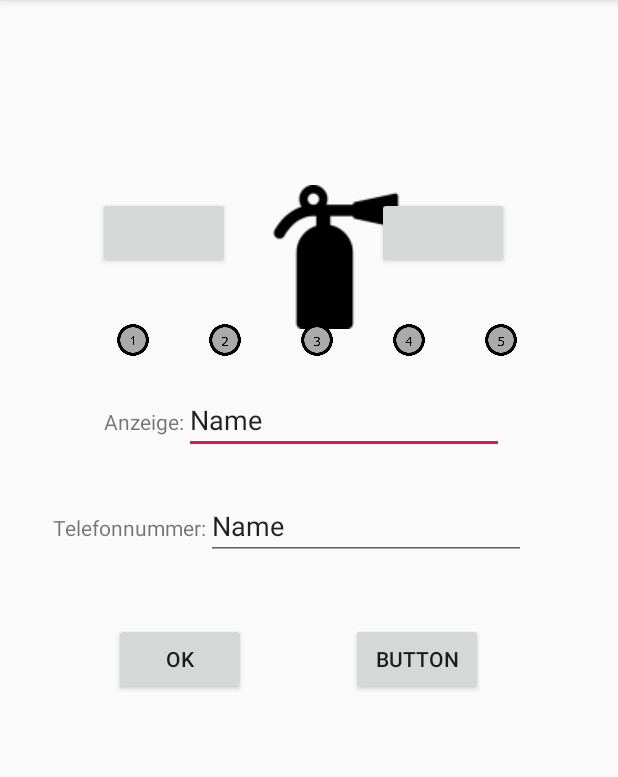
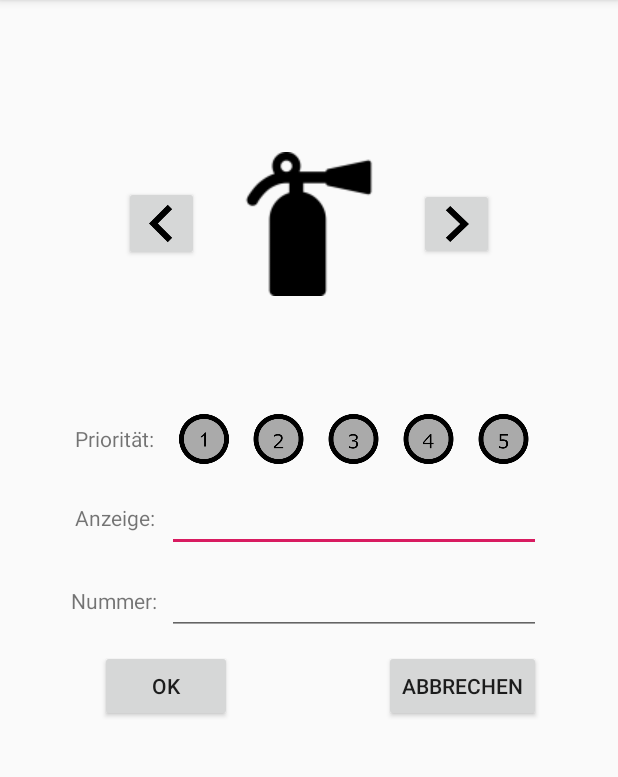
Before and after one commit to MartinBartolome/SafeLifeMonitor, an Android app: the ContactProperties screen opened directly, with no data from a screen before it, on a phone screen of 412 x 824 dp, the part 84-861 px from its top. Run offline under Robolectric (Android 15) with nearby library versions, the phone set to English and light mode, and no system bars; 6 statements that could not run were skipped.

Commit message:
überarbeitung gui

```diff
--- a/app/src/main/java/schutzengel/com/safelifemonitor/Core/Workflows/Workflow.java
+++ b/app/src/main/java/schutzengel/com/safelifemonitor/Core/Workflows/Workflow.java
@@ -57,7 +57,7 @@ public abstract class Workflow extends schutzengel.com.safelifemonitor.Core.Thre
         {
             this.state = State.Running;
             Boolean shallExit = false;
-            while ((!shallExit)|| (State.Running == this.state)) {
+            while ((!shallExit) && (State.Running == this.state)) {
                 shallExit = running();
             }
         } catch (Exception exception) {
--- a/app/src/main/java/schutzengel/com/safelifemonitor/Database/Drivers/SQLite/Driver.java
+++ b/app/src/main/java/schutzengel/com/safelifemonitor/Database/Drivers/SQLite/Driver.java
@@ -55,7 +55,8 @@ public class Driver extends SQLiteOpenHelper implements IDriver {
 
     @Override
     public void insertContact(ContactProperties contact) {
-        sqLiteDatabase = getWritableDatabase();
+        if(sqLiteDatabase == null || sqLiteDatabase.isReadOnly())
+            sqLiteDatabase = getWritableDatabase();
         ContentValues contentValue = new ContentValues();
         contentValue.put(ContactProperties.col_Priority,contact.getPriority().ordinal());
         contentValue.put(ContactProperties.col_Icon,contact.getIcon().ordinal());
--- a/app/src/main/res/layout/contact_properties.xml
+++ b/app/src/main/res/layout/contact_properties.xml
@@ -6,62 +6,74 @@
     android:layout_height="match_parent"
     tools:context=".HMI.ContactProperties">
 
+    <LinearLayout
+        android:layout_width="409dp"
+        android:layout_height="729dp"
+        android:layout_marginStart="1dp"
+        android:layout_marginLeft="1dp"
+        android:layout_marginTop="1dp"
+        android:orientation="vertical"
+        app:layout_constraintStart_toStartOf="parent"
+        app:layout_constraintTop_toTopOf="parent">
+
+        <LinearLayout
+            android:layout_width="match_parent"
+            android:layout_height="wrap_content"
+            android:layout_marginTop="100dp"
+            android:gravity="center"
+            android:orientation="horizontal">
+
+            <Button
+                android:id="@+id/ButtonLeft"
+                android:layout_width="50dp"
+                android:layout_height="50dp"
+                android:foreground="@drawable/nav_left"
+                android:onClick="LeftImage"
+                android:text=""
+                tools:layout_editor_absoluteX="36dp"
+                tools:layout_editor_absoluteY="436dp" />
+
             <ImageView
                 android:id="@+id/ContactImage"
                 android:layout_width="wrap_content"
                 android:layout_height="wrap_content"
-        android:layout_marginStart="176dp"
-        android:layout_marginLeft="176dp"
-        android:layout_marginTop="123dp"
-        app:layout_constraintStart_toStartOf="parent"
-        app:layout_constraintTop_toTopOf="parent"
-        app:srcCompat="@drawable/firefighter" />
-
-    <Button
-        android:id="@+id/ButtonLeft"
-        android:layout_width="wrap_content"
-        android:layout_height="wrap_content"
-        android:layout_marginStart="65dp"
-        android:layout_marginLeft="65dp"
-        android:layout_marginTop="131dp"
-        android:onClick="LeftImage"
-        android:text=""
-        app:layout_constraintStart_toStartOf="parent"
-        app:layout_constraintTop_toTopOf="parent" />
+                android:layout_marginLeft="25dp"
+                android:layout_marginRight="25dp"
+                app:srcCompat="@drawable/firefighter"
+                tools:layout_editor_absoluteX="116dp"
+                tools:layout_editor_absoluteY="385dp" />
 
             <Button
                 android:id="@+id/ButtonRight"
-        android:layout_width="wrap_content"
+                android:layout_width="50dp"
                 android:layout_height="wrap_content"
-        android:layout_marginStart="251dp"
-        android:layout_marginLeft="251dp"
-        android:layout_marginTop="131dp"
+                android:foreground="@drawable/nav_right"
                 android:onClick="RightImage"
                 android:text=""
-        app:layout_constraintStart_toStartOf="parent"
-        app:layout_constraintTop_toTopOf="parent" />
+                tools:layout_editor_absoluteX="274dp"
+                tools:layout_editor_absoluteY="402dp" />
+        </LinearLayout>
 
         <LinearLayout
-        android:layout_width="302dp"
-        android:layout_height="25dp"
-        android:layout_marginStart="58dp"
-        android:layout_marginLeft="58dp"
-        android:layout_marginTop="214dp"
-        android:orientation="horizontal"
-        app:layout_constraintStart_toStartOf="parent"
-        app:layout_constraintTop_toTopOf="parent">
+            android:layout_width="match_parent"
+            android:layout_height="wrap_content"
+            android:layout_marginLeft="40dp"
+            android:layout_marginTop="75dp"
+            android:layout_marginRight="50dp"
+            android:orientation="horizontal">
 
             <TextView
                 android:id="@+id/textView"
-            android:layout_width="126dp"
+                android:layout_width="70dp"
                 android:layout_height="match_parent"
-            android:layout_weight="1"
-            android:text="Priorität:" />
+                android:layout_weight="0"
+                android:gravity="center"
+                android:text="@string/ContactPropertiesPriority" />
 
             <ImageView
                 android:id="@+id/ImagePriority1"
-            android:layout_width="wrap_content"
-            android:layout_height="wrap_content"
+                android:layout_width="20dp"
+                android:layout_height="40dp"
                 android:layout_weight="1"
                 android:clickable="true"
                 android:onClick="ChangeContact"
@@ -69,8 +81,8 @@
 
             <ImageView
                 android:id="@+id/ImagePriority2"
-            android:layout_width="wrap_content"
-            android:layout_height="wrap_content"
+                android:layout_width="20dp"
+                android:layout_height="40dp"
                 android:layout_weight="1"
                 android:clickable="true"
                 android:onClick="ChangeContact"
@@ -78,8 +90,8 @@
 
             <ImageView
                 android:id="@+id/ImagePriority3"
-            android:layout_width="wrap_content"
-            android:layout_height="wrap_content"
+                android:layout_width="20dp"
+                android:layout_height="40dp"
                 android:layout_weight="1"
                 android:clickable="true"
                 android:onClick="ChangeContact"
@@ -87,8 +99,8 @@
 
             <ImageView
                 android:id="@+id/ImagePriority4"
-            android:layout_width="wrap_content"
-            android:layout_height="wrap_content"
+                android:layout_width="20dp"
+                android:layout_height="40dp"
                 android:layout_weight="1"
                 android:clickable="true"
                 android:onClick="ChangeContact"
@@ -96,86 +108,93 @@
 
             <ImageView
                 android:id="@+id/ImagePriority5"
-            android:layout_width="wrap_content"
-            android:layout_height="wrap_content"
+                android:layout_width="20dp"
+                android:layout_height="40dp"
                 android:layout_weight="1"
                 android:clickable="true"
                 android:onClick="ChangeContact"
                 app:srcCompat="@drawable/priority5" />
         </LinearLayout>
+        <LinearLayout
+            android:layout_width="match_parent"
+            android:layout_height="wrap_content"
+            android:layout_marginLeft="40dp"
+            android:layout_marginTop="10dp"
+            android:layout_marginRight="50dp"
+            android:orientation="horizontal">
+
+            <TextView
+                android:id="@+id/textView2"
+                android:layout_width="70dp"
+                android:layout_height="match_parent"
+                android:layout_weight="0"
+                android:gravity="center"
+                android:text="@string/ContactPropertiesDescription" />
+
+            <EditText
+                android:id="@+id/descriptionEdit"
+                android:layout_width="match_parent"
+                android:layout_height="wrap_content"
+                android:ems="10"
+                android:inputType="textPersonName" />
+
+        </LinearLayout>
+        <LinearLayout
+            android:layout_width="match_parent"
+            android:layout_height="wrap_content"
+            android:layout_marginLeft="40dp"
+            android:layout_marginTop="10dp"
+            android:layout_marginRight="50dp"
+            android:orientation="horizontal">
+
+            <TextView
+                android:id="@+id/textView3"
+                android:layout_width="70dp"
+                android:layout_height="match_parent"
+                android:layout_weight="0"
+                android:gravity="center"
+                android:text="@string/ContactPropertiesNumber" />
+
+            <EditText
+                android:id="@+id/TelephoneEdit"
+                android:layout_width="match_parent"
+                android:layout_height="wrap_content"
+                android:ems="10"
+                android:inputType="phone" />
+
+        </LinearLayout>
+
+        <LinearLayout
+            android:layout_width="match_parent"
+            android:layout_height="wrap_content"
+            android:layout_marginLeft="65dp"
+            android:layout_marginTop="10dp"
+            android:layout_marginRight="50dp"
+            android:orientation="horizontal">
 
             <Button
                 android:id="@+id/ButtonSave"
                 android:layout_width="wrap_content"
                 android:layout_height="wrap_content"
-        android:layout_marginStart="76dp"
-        android:layout_marginLeft="76dp"
-        android:layout_marginTop="415dp"
                 android:onClick="Save"
                 android:text="@android:string/ok"
                 app:layout_constraintStart_toStartOf="parent"
                 app:layout_constraintTop_toTopOf="parent" />
 
+            <Space
+                android:layout_width="wrap_content"
+                android:layout_height="wrap_content"
+                android:layout_weight="1" />
+
             <Button
                 android:id="@+id/ButtonClose"
                 android:layout_width="wrap_content"
                 android:layout_height="wrap_content"
-        android:layout_marginStart="234dp"
-        android:layout_marginLeft="234dp"
-        android:layout_marginTop="415dp"
-        android:text="Button"
+                android:text="@string/ButtonClose"
                 app:layout_constraintStart_toStartOf="parent"
                 app:layout_constraintTop_toTopOf="parent" />
-
-    <LinearLayout
-        android:layout_width="273dp"
-        android:layout_height="53dp"
-        android:layout_marginStart="69dp"
-        android:layout_marginLeft="69dp"
-        android:layout_marginTop="257dp"
-        android:orientation="horizontal"
-        app:layout_constraintStart_toStartOf="parent"
-        app:layout_constraintTop_toTopOf="parent">
-
-        <TextView
-            android:id="@+id/textView2"
-            android:layout_width="wrap_content"
-            android:layout_height="wrap_content"
-            android:text="Anzeige:" />
-
-        <EditText
-            android:id="@+id/descriptionEdit"
-            android:layout_width="wrap_content"
-            android:layout_height="wrap_content"
-            android:ems="10"
-            android:inputType="textPersonName"
-            android:text="Name" />
+        </LinearLayout>
 
     </LinearLayout>
 
-    <LinearLayout
-        android:layout_width="341dp"
-        android:layout_height="57dp"
-        android:layout_marginStart="35dp"
-        android:layout_marginLeft="35dp"
-        android:layout_marginTop="328dp"
-        android:orientation="horizontal"
-        app:layout_constraintStart_toStartOf="parent"
-        app:layout_constraintTop_toTopOf="parent">
-
-        <TextView
-            android:id="@+id/textView3"
-            android:layout_width="wrap_content"
-            android:layout_height="wrap_content"
-            android:text="Telefonnummer:" />
-
-        <EditText
-            android:id="@+id/TelephoneEdit"
-            android:layout_width="wrap_content"
-            android:layout_height="wrap_content"
-            android:ems="10"
-            android:inputType="textPersonName"
-            android:text="Name" />
-    </LinearLayout>
-
 </androidx.constraintlayout.widget.ConstraintLayout>
--- a/app/src/main/res/menu/settings.xml
+++ b/app/src/main/res/menu/settings.xml
@@ -1,6 +1,9 @@
 <?xml version="1.0" encoding="utf-8"?>
 <menu xmlns:android="http://schemas.android.com/apk/res/android">
     <item
-        android:id="@+id/Settings"
+        android:id="@+id/ContactSettings"
         android:title="@string/Settings_MenuItem1" />
+    <item
+        android:id="@+id/ApplicationSettings"
+        android:title="@string/Settings_MenuItem2" />
 </menu>
--- a/app/src/main/res/values/strings.xml
+++ b/app/src/main/res/values/strings.xml
@@ -1,6 +1,12 @@
 <resources>
     <string name="app_name">SafeLifeMonitor</string>
-    <string name="Settings_MenuItem1">Einstellungen</string>
+    <string name="Settings_MenuItem2">Einstellungen</string>
+    <string name="Settings_MenuItem1">Kontakt-Einstellungen</string>
     <string name="ContactImageDescription">Profilbild</string>
     <string name="AlarmButtonDescription">Alarm aufheben</string>
+    <string name="ButtonClose">Abbrechen</string>
+    <string name="ContactPropertiesNumber">Nummer:</string>
+    <string name="ContactPropertiesDescription">Anzeige:</string>
+    <string name="ContactPropertiesPriority">Priorität:</string>
+    <string name="ApplicationSettingsActivateMonitoring">Monitoring aktiv:</string>
 </resources>
```
Also changed, not shown: app/src/main/java/schutzengel/com/safelifemonitor/Database/ContactProperties.java (+20 -1 lines), app/src/main/java/schutzengel/com/safelifemonitor/HMI/Main.java (+10 -9 lines), app/src/main/res/layout/application_properties.xml (+14 -7 lines), app/src/main/res/layout/main.xml (+35 -63 lines), app/src/main/res/drawable/firefighter_32.png (added), app/src/main/res/drawable/hospital_32.png (added), app/src/main/res/drawable/institution_32.png (added), app/src/main/res/drawable/nav_left.png (added), app/src/main/res/drawable/nav_right.png (added), app/src/main/res/drawable/person_32.png (added), app/src/main/res/drawable/police_32.png (added), app/src/main/res/drawable/schutzengel_32.png (added). Lines whose indentation alone changed are shown as unchanged.
